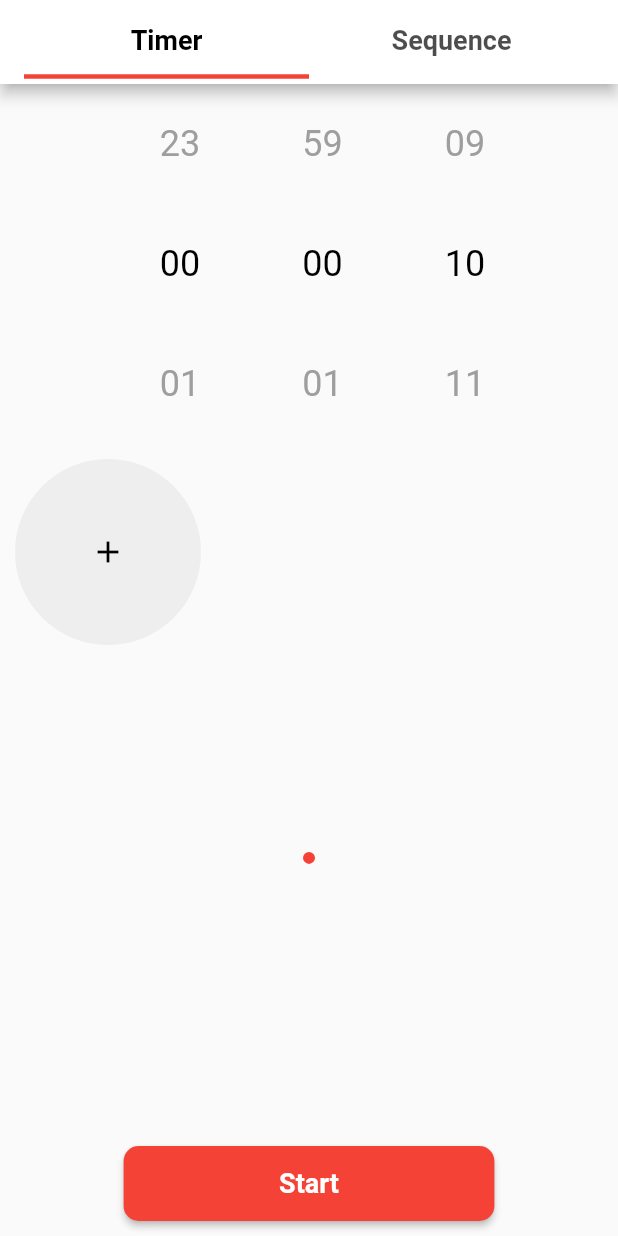
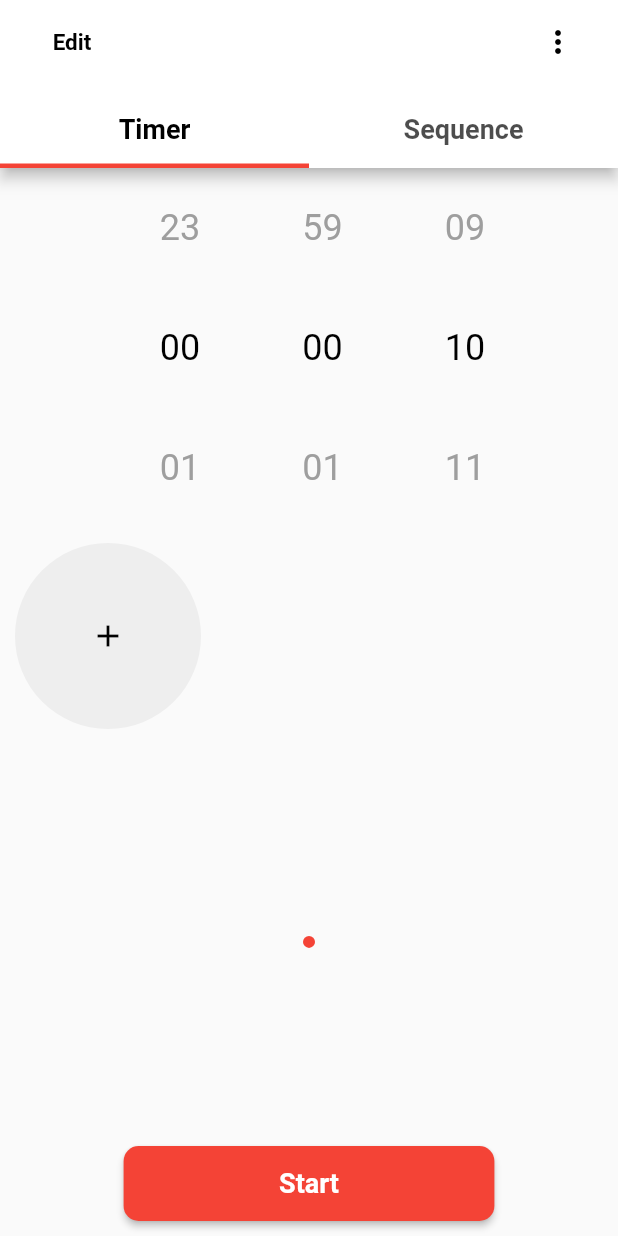
Before and after one commit to Armawill/timer, a Flutter app: the screen it shows after launch, on a phone screen of 412 x 824 dp. Run offline on Flutter 3.47's test engine with Material 2 defaults, Android fonts, the phone set to English and light mode, and no system bars; drawn by our look-alikes of page_view_dot_indicator; our stand-ins replace audioplayers, circular_countdown_timer, flutter_local_notifications, flutter_native_timezone, flutter_time_picker_spinner, hive_flutter and 3 more; missing offline and left inert: flutter_background_service, flutter_background_service_android, flutter_overlay_window; accounts and stored records are empty.

Commit message:
The code has been refactored
Added view model for overlay

```diff
--- a/lib/main.dart
+++ b/lib/main.dart
@@ -10,7 +10,9 @@ import 'package:timer/utils/custom_scroll_behavior.dart';
 import 'package:timer/view-model/edit_timer_view_model.dart';
 import 'package:timer/view-model/timer_view_model.dart';
 import 'package:timer/view/widgets/overlay_widget.dart';
+import 'view/widgets/custom_tab_bar.dart';
 import 'view/widgets/timer_tab.dart';
+import 'view/widgets/top_menu.dart';
 
 final service = FlutterBackgroundService();
 
@@ -113,25 +115,10 @@ class _HomeScreenState extends State<HomeScreen> {
         key: Provider.of<TimerViewModel>(context).scaffoldKey,
         appBar: AppBar(
           backgroundColor: Colors.white,
-          title: const TabBar(
-            labelStyle: TextStyle(
-              fontSize: 18,
-              fontWeight: FontWeight.bold,
-            ),
-            labelColor: Colors.black,
-            indicatorColor: Colors.red,
-            indicatorWeight: 3.0,
-            tabs: [
-              Tab(
-                text: 'Timer',
-              ),
-              Tab(
-                text: 'Sequence',
-              ),
-            ],
-          ),
+          title: const TopMenu(),
+          bottom: const CustomTabBar(),
         ),
-        body: TabBarView(children: [
+        body: const TabBarView(children: [
           TimerTab(),
           Center(
             child: Text('Work in progress'),
--- /dev/null
+++ b/lib/view/widgets/custom_tab_bar.dart
@@ -0,0 +1,32 @@
+import 'package:flutter/material.dart';
+
+class CustomTabBar extends StatelessWidget implements PreferredSizeWidget {
+  const CustomTabBar({
+    super.key,
+  });
+
+  @override
+  Widget build(BuildContext context) {
+    return const TabBar(
+      labelStyle: TextStyle(
+        fontSize: 18,
+        fontWeight: FontWeight.bold,
+      ),
+      labelColor: Colors.black,
+      indicatorColor: Colors.red,
+      indicatorWeight: 3.0,
+      tabs: [
+        Tab(
+          text: 'Timer',
+        ),
+        Tab(
+          text: 'Sequence',
+        ),
+      ],
+    );
+  }
+
+  @override
+  // TODO: implement preferredSize
+  Size get preferredSize => Size.fromHeight(kToolbarHeight);
+}
--- /dev/null
+++ b/lib/view/widgets/top_menu.dart
@@ -0,0 +1,31 @@
+import 'package:flutter/material.dart';
+
+class TopMenu extends StatelessWidget {
+  const TopMenu({
+    super.key,
+  });
+
+  @override
+  Widget build(BuildContext context) {
+    return Row(
+      mainAxisAlignment: MainAxisAlignment.spaceBetween,
+      children: [
+        TextButton(
+          onPressed: () {},
+          child: const Text(
+            'Edit',
+            style: TextStyle(
+                fontSize: 15, color: Colors.black, fontWeight: FontWeight.bold),
+          ),
+        ),
+        IconButton(
+          onPressed: () {},
+          icon: const Icon(
+            Icons.more_vert,
+            color: Colors.black,
+          ),
+        )
+      ],
+    );
+  }
+}
```
Also changed, not shown: lib/view-model/edit_timer_view_model.dart (+1 -10 lines), lib/view-model/overlay_view_model.dart (added, +39 -0 lines), lib/view/widgets/overlay_widget.dart (+8 -24 lines).
